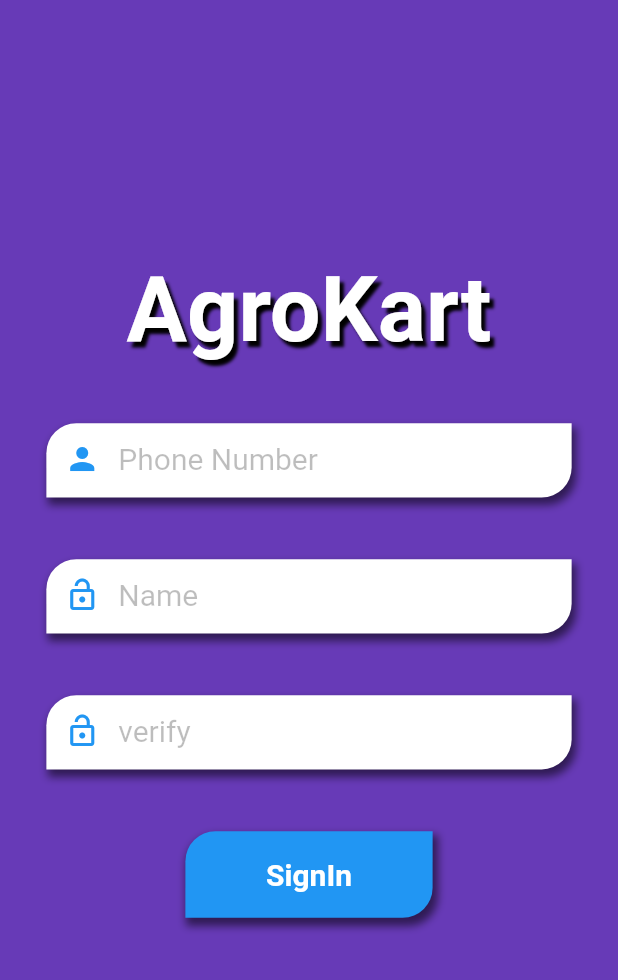
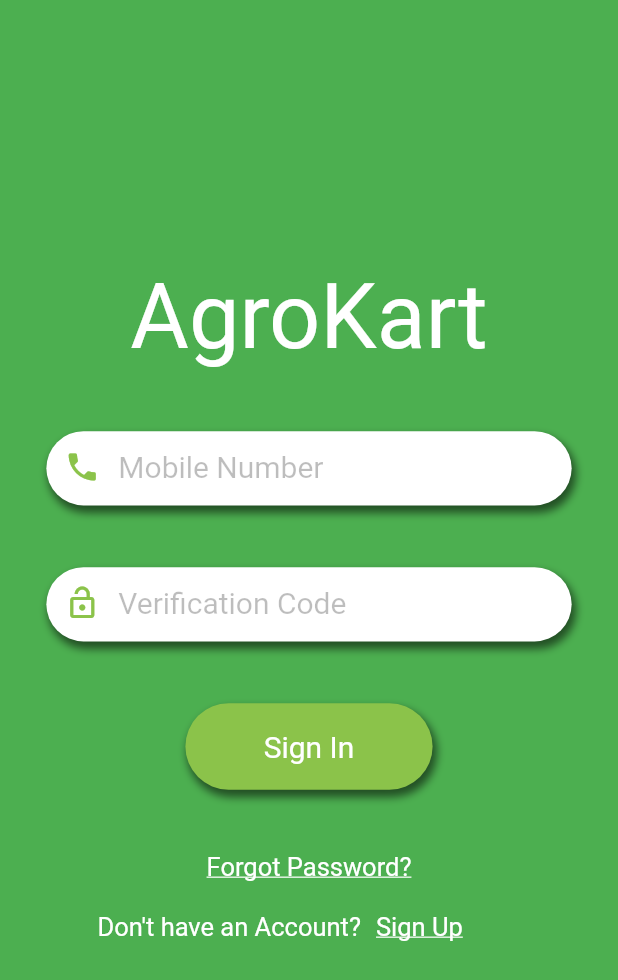
Before and after one commit to ShyamSunder149/SolutionChallenge2021, a Flutter app: the screen it shows after launch, on a phone screen of 412 x 824 dp. Shown: the top 980 px of the screen. Run offline on Flutter 3.47's test engine with Material 2 defaults, Android fonts, the phone set to English and light mode, and no system bars; our stand-ins replace cloud_firestore, firebase_auth, firebase_core; accounts and stored records are empty; statements that could not run were skipped.

Commit message:
themes changed

```diff
--- a/lib/Pages/SelectFarmerorUser.dart
+++ b/lib/Pages/SelectFarmerorUser.dart
@@ -9,11 +9,30 @@ class _SelectYourRoleState extends State<SelectYourRole> {
   @override
   Widget build(BuildContext context) {
     return Scaffold(
+      backgroundColor: Colors.blue,
       body: Container(
+
         alignment: Alignment.center,
-        child: Row(
+        child:Column(
+          children:[
+
+             Center(
+
+
+               child: Container(
+                 padding: EdgeInsets.fromLTRB(20, 275, 20, 50),
+                 child:Text("Choose your side....",style: TextStyle(
+                     fontSize: 25,
+                     fontFamily: "Roboto",
+                     color: Colors.white
+                 ),),
+
+        )
+             ),
+          Row(
             mainAxisAlignment: MainAxisAlignment.spaceEvenly,
             children: [
+
               InkWell(
                 onTap: () {
                   setState(() {
@@ -24,14 +43,15 @@ class _SelectYourRoleState extends State<SelectYourRole> {
                   height: MediaQuery.of(context).size.width*0.3,
                   width:  MediaQuery.of(context).size.width*0.3,
                   decoration: BoxDecoration(
-                  color: Colors.white,
+                      color: Colors.red,
                       borderRadius: BorderRadius.circular(20.0),
-                  boxShadow: [BoxShadow(color: Colors.black,spreadRadius: 0.5,blurRadius: 2.0,offset: Offset(1.0,2.0))]
+
                   ),
                   child: Center(child: Text("User",style: TextStyle(
                       fontSize: GFS(20, context),
                       fontFamily: "Roboto",
-                  fontWeight: FontWeight.w700
+
+                    color: Colors.white
                   ),),),
 
                 ),
@@ -46,20 +66,25 @@ class _SelectYourRoleState extends State<SelectYourRole> {
                   height: MediaQuery.of(context).size.width*0.3,
                   width:  MediaQuery.of(context).size.width*0.3,
                   decoration: BoxDecoration(
-                    color: Colors.white,
+                      color: Colors.amber,
                       borderRadius: BorderRadius.circular(20.0),
-                    boxShadow: [BoxShadow(color: Colors.black,spreadRadius: 0.5,blurRadius: 2.0,offset: Offset(1.0,2.0))]
+
                   ),
                   child: Center(child: Text("Farmer",style: TextStyle(
                       fontSize: GFS(20, context),
                       fontFamily: "Roboto",
-                    fontWeight: FontWeight.w700
+
+                    color: Colors.white
                   ),),),
 
                 ),
               )
             ],
-        ),
+          ),]
+
+        )
+
+
       ),
     );
   }
--- a/lib/Pages/SignInPage.dart
+++ b/lib/Pages/SignInPage.dart
@@ -2,6 +2,7 @@ import 'package:flutter/material.dart';
 import 'package:firebase_auth/firebase_auth.dart';
 import 'package:agrokart/main.dart';
 import 'package:agrokart/Backend/Firebasee.dart';
+import 'package:flutter/rendering.dart';
 
 class Login extends StatefulWidget {
   @override
@@ -36,7 +37,7 @@ class _LoginState extends State<Login> {
               Container(
                 height: MediaQuery.of(context).size.height,
                 width: MediaQuery.of(context).size.width,
-                color: Colors.deepPurple,
+                color: Colors.green,
               ),  ///background
               Container(
                 height: MediaQuery.of(context).size.height,
@@ -47,10 +48,10 @@ class _LoginState extends State<Login> {
                   children: [
                     Container(
                       child: Text("AgroKart",style: TextStyle(
-                          fontWeight: FontWeight.w600,
+                          fontWeight: FontWeight.w400,
                           fontSize: GFS(60, context),
-                          shadows: [Shadow(offset: Offset(3.0,4.0),blurRadius: 2.0)],
                           color: Colors.white
+
                       ),),
                     ),  ///title
                     SizedBox(height: MediaQuery.of(context).size.height*0.05,),
@@ -59,7 +60,7 @@ class _LoginState extends State<Login> {
                       width: MediaQuery.of(context).size.width*0.85,
                       decoration: BoxDecoration(
                           color:Colors.white,
-                          borderRadius: BorderRadius.only(topLeft:Radius.circular(20.0),bottomRight: Radius.circular(20.0)),
+                          borderRadius: BorderRadius.circular(50.0),
                           boxShadow: [BoxShadow(color: Colors.black54,spreadRadius: 1.0,blurRadius: 4.0,offset: Offset(2.0,4.0))]
                       ),
                       child: TextField(
@@ -70,8 +71,8 @@ class _LoginState extends State<Login> {
 
                         decoration: InputDecoration(
                             focusColor: Colors.black,
-                            prefixIcon: Icon(Icons.person,color: Theme.of(context).primaryColor,),
-                            hintText: 'Phone Number',
+                            prefixIcon: Icon(Icons.phone ,color: Theme.of(context).primaryColor,),
+                            hintText: 'Mobile Number',
                             border: InputBorder.none,
                             focusedBorder: InputBorder.none,
                             focusedErrorBorder: InputBorder.none,
@@ -95,53 +96,14 @@ class _LoginState extends State<Login> {
 
                       ),
                     ),   ///Number
+
                     SizedBox(height: MediaQuery.of(context).size.height*0.05,),
                     Container(
                       height: MediaQuery.of(context).size.height*0.06,
                       width: MediaQuery.of(context).size.width*0.85,
                       decoration: BoxDecoration(
                           color:Colors.white,
-                          borderRadius: BorderRadius.only(topLeft:Radius.circular(20.0),bottomRight: Radius.circular(20.0)),
-                          boxShadow: [BoxShadow(color: Colors.black54,spreadRadius: 1.0,blurRadius: 4.0,offset: Offset(2.0,4.0))]
-                      ),
-                      child: TextField(
-                        style: TextStyle(
-                          color: Colors.black,
-                        ),
-                        controller: _nameController,
-                        decoration: InputDecoration(
-                            focusColor: Colors.black,
-                            prefixIcon: Icon(Icons.lock_open_outlined,color: Theme.of(context).primaryColor,),
-                            hintText: 'Name',
-                            border: InputBorder.none,
-                            focusedBorder: InputBorder.none,
-                            focusedErrorBorder: InputBorder.none,
-                            disabledBorder: InputBorder.none,
-                            enabledBorder: InputBorder.none,
-                            errorBorder: InputBorder.none,
-                            hintStyle: TextStyle(
-                                color: Colors.black26,
-                                fontSize: GFS(20, context)
-                            )
-                        ),
-                        onSubmitted: (text) {
-                          setState(() {
-                            _nameController.text = text;
-                            name = text;
-
-
-                          });
-                        },
-
-                      ),
-                    ),   ///Name
-                    SizedBox(height: MediaQuery.of(context).size.height*0.05,),
-                    Container(
-                      height: MediaQuery.of(context).size.height*0.06,
-                      width: MediaQuery.of(context).size.width*0.85,
-                      decoration: BoxDecoration(
-                          color:Colors.white,
-                          borderRadius: BorderRadius.only(topLeft:Radius.circular(20.0),bottomRight: Radius.circular(20.0)),
+                          borderRadius: BorderRadius.circular(50.0),
                           boxShadow: [BoxShadow(color: Colors.black54,spreadRadius: 1.0,blurRadius: 4.0,offset: Offset(2.0,4.0))]
                       ),
                       child: TextField(
@@ -152,7 +114,7 @@ class _LoginState extends State<Login> {
                         decoration: InputDecoration(
                             focusColor: Colors.black,
                             prefixIcon: Icon(Icons.lock_open_outlined,color: Theme.of(context).primaryColor,),
-                            hintText: 'verify',
+                            hintText: 'Verification Code',
                             border: InputBorder.none,
                             focusedBorder: InputBorder.none,
                             focusedErrorBorder: InputBorder.none,
@@ -205,15 +167,15 @@ class _LoginState extends State<Login> {
                         width: MediaQuery.of(context).size.width*0.4,
                         decoration: BoxDecoration(
                             color: Theme.of(context).primaryColor,
-                            borderRadius: BorderRadius.only(topLeft:Radius.circular(20.0),bottomRight: Radius.circular(20.0)),
+                            borderRadius: BorderRadius.circular(50.0),
                             boxShadow: [BoxShadow(color: Colors.black54,spreadRadius: 1.0,blurRadius: 4.0,offset: Offset(2.0,4.0))]
                         ),
                         child: Center(
-                          child: Text("SignIn" ,
+                          child: Text("Sign In" ,
                             style: TextStyle(
                                 color: Colors.white,
                                 fontSize: GFS(20, context),
-                                fontWeight: FontWeight.w600
+
                             ),
                           ),
                         ),
@@ -221,6 +183,38 @@ class _LoginState extends State<Login> {
                       ),
                     ),
                     SizedBox(height: MediaQuery.of(context).size.height*0.05,),
+                    Container(
+                      child:Center(
+                        child:Text("Forgot Password?",style:TextStyle(
+                          color: Colors.white,
+                          decoration: TextDecoration.underline,
+                          fontSize: 17
+                        ))
+                      )
+                    ),
+                    Row(
+                      children: [
+                        Container(
+                          padding: EdgeInsets.fromLTRB(65, 20, 10, 20),
+                            child: Center(
+                                child:Text("Don't have an Account?",style: TextStyle(
+                                    color: Colors.white,
+                                  fontSize: 17
+                                )
+                                ))
+                        ),
+                        Container(
+                          child: Center(
+                              child:Text("Sign Up",style: TextStyle(
+                                  color: Colors.white,
+                                  decoration: TextDecoration.underline,
+                                fontSize: 17
+                              ),)
+                          ),
+                        )
+                      ],
+                    )
+
                     // InkWell(
                     //   onTap: () {
                     //     final AuthCredential credential = PhoneAuthProvider.credential(
--- a/lib/main.dart
+++ b/lib/main.dart
@@ -21,12 +21,13 @@ class MyApp extends StatelessWidget {
       debugShowCheckedModeBanner: false,
       title: 'AgroKart',
       theme: ThemeData(
-        primarySwatch: Colors.blue,
+        primarySwatch: Colors.lightGreen,
         visualDensity: VisualDensity.adaptivePlatformDensity,
       ),
      //initialRoute: (FirebaseAuth.instance.currentUser != null && FirebaseAuth.instance.currentUser.phoneNumber != null)?(whoIsTheUser == "Farmer")?'FarmerHome':"UserHome":'LoginSection',
      initialRoute: 'LoginSection',
       routes: {
+        'LaunchScreen': (context) = Launch(),
         'LoginSection': (context) => Login(),
         'FarmerHome': (context) => FarmerHomePage(),
         'ChooseYourRole': (context) => SelectYourRole(),
```
Lines whose indentation alone changed are shown as unchanged.
